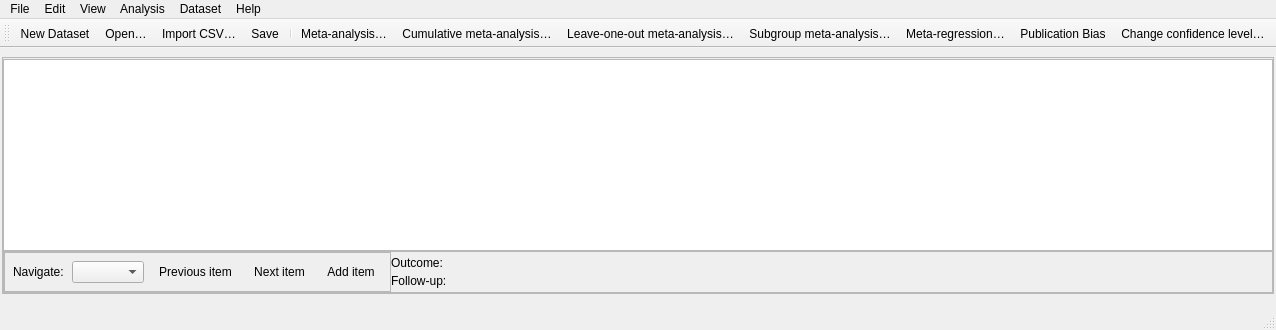
Old version of the form src/rc_metastudio/forms/main_window.ui in the repository AliSalman-et-al/rc-metastudio.
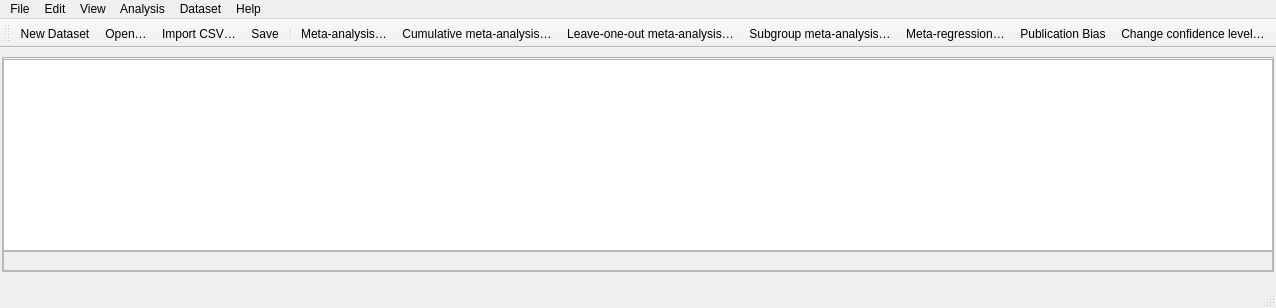
New version of the form. Icons and pictures are not drawn.

The edit to the form file:
```diff
--- a/src/rc_metastudio/forms/main_window.ui
+++ b/src/rc_metastudio/forms/main_window.ui
@@ -99,182 +99,7 @@
               <property name="spacing">
                <number>0</number>
               </property>
-              <item>
-               <widget class="QFrame" name="frame_2">
-                <property name="frameShape">
-                 <enum>QFrame::StyledPanel</enum>
-                </property>
-                <property name="frameShadow">
-                 <enum>QFrame::Raised</enum>
-                </property>
-<layout class="QHBoxLayout" name="navigationLayout">
- <property name="spacing">
-  <number>8</number>
- </property>
- <property name="leftMargin">
-  <number>8</number>
- </property>
- <property name="topMargin">
-  <number>8</number>
- </property>
- <property name="rightMargin">
-  <number>8</number>
- </property>
- <property name="bottomMargin">
-  <number>8</number>
- </property>
- <item>
-  <widget class="QLabel" name="navigation_label">
-   <property name="text">
-    <string>Navigate:</string>
-   </property>
-  </widget>
- </item>
- <item>
-  <widget class="QComboBox" name="navigation_dimension">
-   <property name="accessibleName">
-    <string>Navigate outcomes, follow-ups or groups</string>
-   </property>
-   <property name="toolTip">
-    <string>Choose what the previous, next and add buttons control.</string>
-   </property>
-  </widget>
- </item>
- <item>
-  <widget class="QToolButton" name="nav_left_btn">
-   <property name="text">
-    <string>Previous item</string>
-   </property>
-   <property name="toolTip">
-    <string>Previous item in the selected navigation dimension</string>
-   </property>
-   <property name="statusTip">
-    <string>Show the previous item in the selected navigation dimension</string>
-   </property>
-   <property name="accessibleName">
-    <string>Previous item</string>
-   </property>
-   <property name="accessibleDescription">
-    <string>Move to the previous item in the selected navigation dimension.</string>
-   </property>
-   <property name="icon">
-    <iconset resource="../images/icons.qrc">
-     <normaloff>:/icons/actions/navigation-left.svg</normaloff>:/icons/actions/navigation-left.svg</iconset>
-   </property>
-   <property name="autoRaise">
-    <bool>true</bool>
-   </property>
-   <property name="toolButtonStyle">
-    <enum>Qt::ToolButtonTextBesideIcon</enum>
-   </property>
-  </widget>
- </item>
- <item>
-  <widget class="QToolButton" name="nav_right_btn">
-   <property name="text">
-    <string>Next item</string>
-   </property>
-   <property name="toolTip">
-    <string>Next item in the selected navigation dimension</string>
-   </property>
-   <property name="statusTip">
-    <string>Show the next item in the selected navigation dimension</string>
-   </property>
-   <property name="accessibleName">
-    <string>Next item</string>
-   </property>
-   <property name="accessibleDescription">
-    <string>Move to the next item in the selected navigation dimension.</string>
-   </property>
-   <property name="icon">
-    <iconset resource="../images/icons.qrc">
-     <normaloff>:/icons/actions/navigation-right.svg</normaloff>:/icons/actions/navigation-right.svg</iconset>
-   </property>
-   <property name="autoRaise">
-    <bool>true</bool>
-   </property>
-   <property name="toolButtonStyle">
-    <enum>Qt::ToolButtonTextBesideIcon</enum>
-   </property>
-  </widget>
- </item>
- <item>
-  <widget class="QToolButton" name="nav_add_btn">
-   <property name="text">
-    <string>Add item</string>
-   </property>
-   <property name="toolTip">
-    <string>Add an item to the selected navigation dimension</string>
-   </property>
-   <property name="statusTip">
-    <string>Add an item to the selected navigation dimension</string>
-   </property>
-   <property name="accessibleName">
-    <string>Add item</string>
-   </property>
-   <property name="accessibleDescription">
-    <string>Add an item to the selected navigation dimension.</string>
-   </property>
-   <property name="icon">
-    <iconset resource="../images/icons.qrc">
-     <normaloff>:/icons/actions/add.svg</normaloff>:/icons/actions/add.svg</iconset>
-   </property>
-   <property name="autoRaise">
-    <bool>true</bool>
-   </property>
-   <property name="toolButtonStyle">
-    <enum>Qt::ToolButtonTextBesideIcon</enum>
-   </property>
-  </widget>
- </item>
-</layout>
-               </widget>
-              </item>
-              <item>
-               <layout class="QGridLayout" name="gridLayout">
-                <item row="0" column="0">
-                 <widget class="QLabel" name="label">
-                  <property name="text">
-                   <string>Outcome:</string>
-                  </property>
-                 </widget>
-                </item>
-                <item row="1" column="0">
-                 <widget class="QLabel" name="label_3">
-                  <property name="text">
-                   <string>Follow-up:</string>
-                  </property>
-                 </widget>
-                </item>
-                <item row="1" column="1">
-                 <widget class="QLabel" name="current_follow_up_label">
-                  <property name="sizePolicy">
-                   <sizepolicy hsizetype="Expanding" vsizetype="Fixed">
-                    <horstretch>0</horstretch>
-                    <verstretch>0</verstretch>
-                   </sizepolicy>
-                  </property>
-                  <property name="text">
-                   <string/>
-                  </property>
-                 </widget>
-                </item>
-                <item row="0" column="1">
-                 <widget class="QLabel" name="current_outcome_label">
-                  <property name="sizePolicy">
-                   <sizepolicy hsizetype="Expanding" vsizetype="Fixed">
-                    <horstretch>0</horstretch>
-                    <verstretch>0</verstretch>
-                   </sizepolicy>
-                  </property>
-                  <property name="text">
-                   <string/>
-                  </property>
-                 </widget>
-                </item>
-               </layout>
-              </item>
-             </layout>
+              </layout>
             </item>
             <item>
              <spacer name="horizontalSpacer">
```
Left out of the diff: 102 changed lines with no effect on the pictures.
